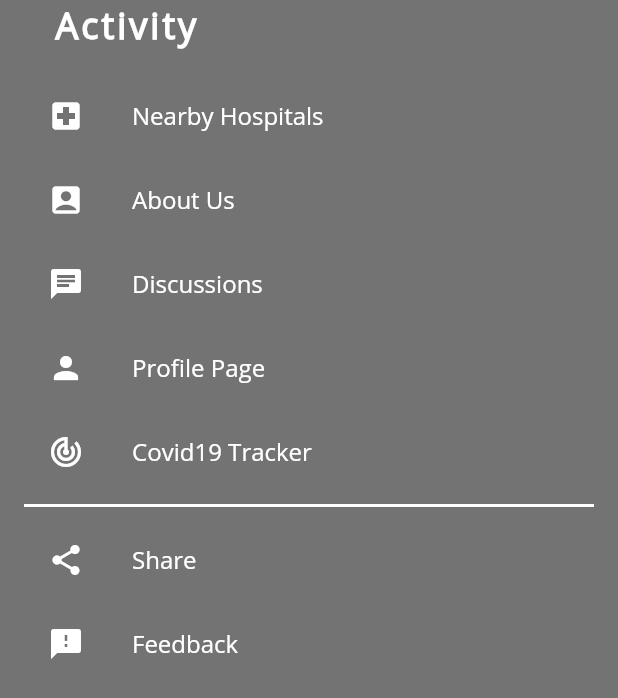
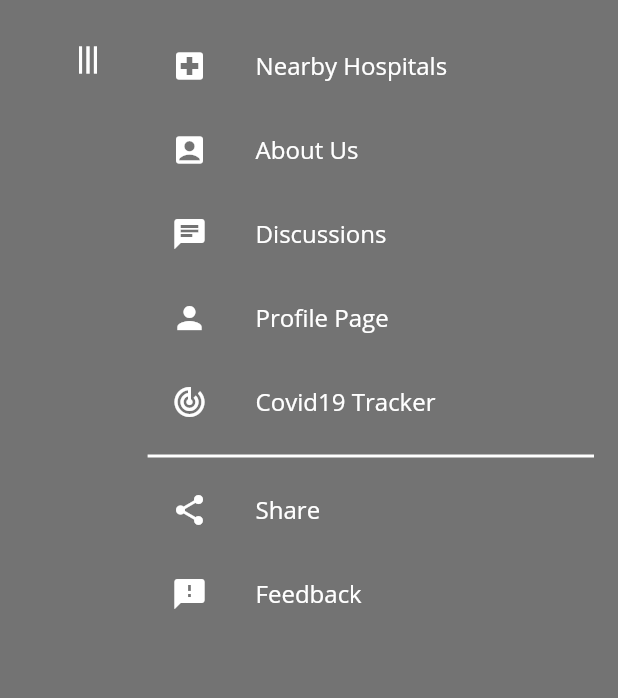
Before and after one commit to Harshit564/AapKaVaidya, a Flutter app: the GuillotineMenu widget shown alone on an empty page, opened directly, on a phone screen of 412 x 824 dp. Shown: the top 698 px of the screen. Run offline on Flutter 3.47's test engine with Material 2 defaults, Android fonts, the phone set to English and light mode, and no system bars; our stand-ins replace cloud_firestore, firebase_auth, flutter_icons, fluttertoast, google_maps_flutter, google_sign_in and 5 more; missing offline and left inert: flutter_facebook_login, flutter_share, link, music_player, search_page; accounts and stored records are empty.

Commit message:
Updated Drawer, Re-Added Animation and added Text

```diff
--- a/lib/drawer/drawer.dart
+++ b/lib/drawer/drawer.dart
@@ -15,12 +15,48 @@ class GuillotineMenu extends StatefulWidget {
   _GuillotineMenuState createState() => _GuillotineMenuState();
 }
 
-class _GuillotineMenuState extends State<GuillotineMenu> {
+class _GuillotineMenuState extends State<GuillotineMenu>
+    with SingleTickerProviderStateMixin {
+  final GlobalKey _menuIconkey = GlobalKey();
+
   final Color _menuBg = Colors.black54;
+
+  Animation<double> _menuAnimation;
+
+  Animation<double> _toolbarTitleFadeAnimation;
+
+  AnimationController _guillotineMenuAnimationController;
 
   @override
   void initState() {
     super.initState();
+
+/*
+This is to check the offset of the menu Icon in top left corner.
+    // WidgetsBinding.instance.addPostFrameCallback(_getPosition);
+*/
+
+    _guillotineMenuAnimationController = AnimationController(
+      vsync: this,
+      duration: Duration(milliseconds: 750),
+    )..addListener(() {
+        setState(() {});
+      });
+
+    // Menu Animation
+
+    _menuAnimation = Tween(begin: -pi / 2, end: 0.0).animate(CurvedAnimation(
+        parent: _guillotineMenuAnimationController,
+        curve: Curves.bounceOut,
+        reverseCurve: Curves.bounceIn));
+
+    // Toolbar Title Transition
+
+    _toolbarTitleFadeAnimation =
+        Tween(begin: 1.0, end: 0.0).animate(_guillotineMenuAnimationController);
+
+    // Show animation whenever the drawer is opened
+    _onMenuIconClick();
   }
 
   void _showErrorSnackBar() {
@@ -34,6 +70,21 @@ class _GuillotineMenuState extends State<GuillotineMenu> {
   @override
   void dispose() {
     super.dispose();
+    _guillotineMenuAnimationController.dispose();
+  }
+
+  void _onMenuIconClick() {
+    if (_isMenuVisible()) {
+      _guillotineMenuAnimationController.reverse();
+    } else {
+      _guillotineMenuAnimationController.forward();
+    }
+  }
+
+  bool _isMenuVisible() {
+    final AnimationStatus status = _guillotineMenuAnimationController.status;
+    return status == AnimationStatus.completed ||
+        status == AnimationStatus.forward;
   }
 
   Future<bool> _onSettingsButtonsPressed(BuildContext context) {
@@ -103,7 +154,14 @@ class _GuillotineMenuState extends State<GuillotineMenu> {
 
   @override
   Widget build(BuildContext context) {
-    return Material(
+    return Stack(
+      children: [
+        SafeArea(
+          child: Transform.rotate(
+            angle: _menuAnimation.value,
+            origin: Offset(32.0, 50.0),
+            alignment: Alignment.topLeft,
+            child: Material(
               color: _menuBg,
               child: SafeArea(
                 child: Container(
@@ -115,27 +173,80 @@ class _GuillotineMenuState extends State<GuillotineMenu> {
                         flex: 2,
                         child: _toolbar(),
                       ),
+                      Expanded(
+                        flex: 8,
+                        child: _menuItems(),
+                      ),
                     ],
                   ),
                 ),
               ),
-//      ),
+            ),
+          ),
+        ),
+        Visibility(
+          visible: !_isMenuVisible(),
+          child: Positioned(
+            top: 110,
+            child: Container(
+              height: MediaQuery.of(context).size.height,
+              width: MediaQuery.of(context).size.width,
+              child: Padding(
+                padding:
+                    const EdgeInsets.symmetric(vertical: 100, horizontal: 20),
+                // Any other animation or text can be added here
+                child: Text(
+                  'TAP ON THE MENU ICON TO VIEW THE ITEMS',
+                  style: TextStyle(
+                    color: Colors.white,
+                    fontWeight: FontWeight.bold,
+                    fontSize: 20,
+                  ),
+                  textAlign: TextAlign.center,
+                ),
+              ),
+            ),
+          ),
+        ),
+      ],
     );
   }
 
   Widget _toolbar() {
-    return Column(
-      crossAxisAlignment: CrossAxisAlignment.start,
+    return RotatedBox(
+      quarterTurns: 1,
+      child: Container(
+        // padding: const EdgeInsets.only(left: 16),
+        child: Column(
           children: [
-        _toolbarTitle(),
-        _menuItems(),
+            Row(
+              children: <Widget>[_toolbarIcon(), _toolbarTitle()],
+            ),
           ],
+        ),
+      ),
+    );
+  }
+
+  Widget _toolbarIcon() {
+    return Padding(
+      padding: EdgeInsets.only(left: 16),
+      child: IconButton(
+        key: _menuIconkey,
+        icon: Icon(
+          Icons.menu,
+          color: Colors.white,
+        ),
+        onPressed: () => _onMenuIconClick(),
+      ),
     );
   }
 
   Widget _toolbarTitle() {
-    return Container(
-      margin: const EdgeInsets.only(left: 36),
+    return FadeTransition(
+      opacity: _toolbarTitleFadeAnimation,
+      child: Container(
+        margin: const EdgeInsets.only(left: 16),
         child: Text(
           "Activity",
           style: TextStyle(
@@ -144,6 +255,7 @@ class _GuillotineMenuState extends State<GuillotineMenu> {
               fontSize: 24,
               letterSpacing: 2.0,
               fontWeight: FontWeight.bold),
+        ),
       ),
     );
   }
```
Lines whose indentation alone changed are shown as unchanged.
